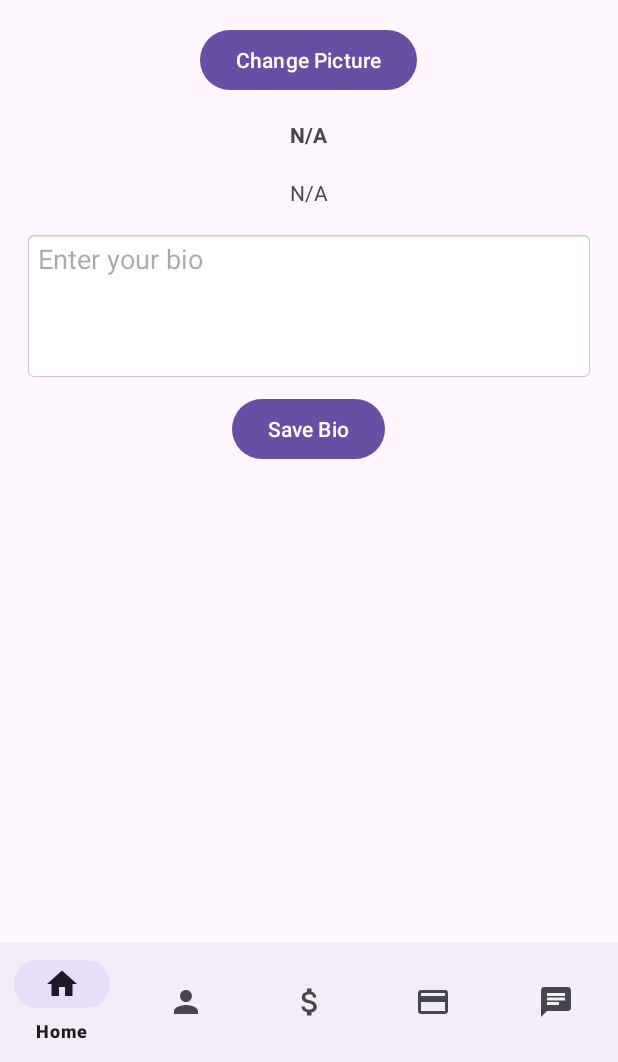
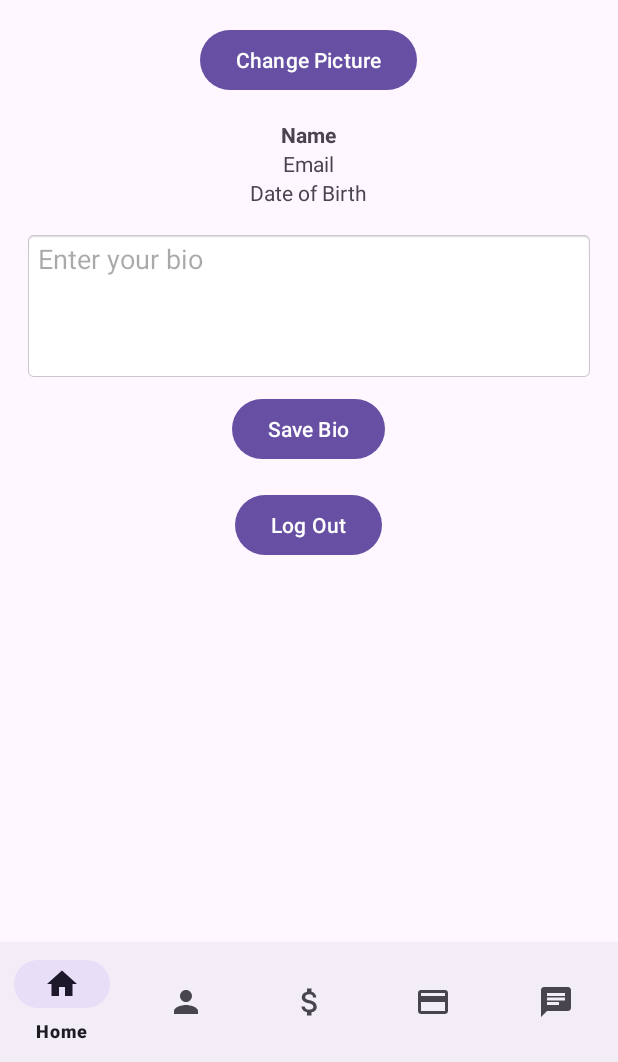
Before and after one commit to BudguetteSP/Budguette, an Android app: the fragment ProfileFragment placed in its activity, on a phone screen of 412 x 824 dp, the part 174-1236 px from its top. Run offline under Robolectric (Android 15) with nearby library versions, the phone set to English and light mode, and no system bars; our stand-ins replace Firebase (no records; nobody signed in at launch, a user with empty details on screens opened directly).

Commit message:
Functioning log out button on profile screen

```diff
--- a/app/src/main/java/com/example/budguette/ProfileFragment.kt
+++ b/app/src/main/java/com/example/budguette/ProfileFragment.kt
@@ -1,6 +1,5 @@
 package com.example.budguette
 
-import android.app.Activity
 import android.content.Intent
 import android.net.Uri
 import android.os.Bundle
@@ -22,6 +21,7 @@ class ProfileFragment : Fragment() {
     private lateinit var bioEditText: EditText
     private lateinit var saveBioBtn: Button
     private lateinit var changePictureBtn: Button
+    private lateinit var logoutBtn: Button // ✅ Logout button
 
     private val auth = FirebaseAuth.getInstance()
     private val db = FirebaseFirestore.getInstance()
@@ -44,6 +44,7 @@ class ProfileFragment : Fragment() {
         bioEditText = view.findViewById(R.id.profile_bio)
         saveBioBtn = view.findViewById(R.id.save_bio_btn)
         changePictureBtn = view.findViewById(R.id.change_picture_btn)
+        logoutBtn = view.findViewById(R.id.logout_button) // ✅
 
         loadUserInfo()
 
@@ -55,6 +56,13 @@ class ProfileFragment : Fragment() {
             pickImage.launch("image/*")
         }
 
+        logoutBtn.setOnClickListener {
+            FirebaseAuth.getInstance().signOut()
+            Toast.makeText(context, "Logged out", Toast.LENGTH_SHORT).show()
+            startActivity(Intent(requireContext(), LoginActivity::class.java))
+            activity?.finish()
+        }
+
         return view
     }
 
@@ -63,7 +71,7 @@ class ProfileFragment : Fragment() {
         val userRef = db.collection("users").document(userId)
 
         userRef.get().addOnSuccessListener { document ->
-            if (document != null) {
+            if (document != null && document.exists()) {
                 nameText.text = document.getString("name") ?: "N/A"
                 emailText.text = document.getString("email") ?: auth.currentUser?.email
                 dobText.text = document.getString("dob") ?: "N/A"
--- a/app/src/main/res/layout/fragment_profile.xml
+++ b/app/src/main/res/layout/fragment_profile.xml
@@ -56,5 +56,15 @@
             android:layout_height="wrap_content"
             android:text="Save Bio"
             android:layout_marginTop="8dp" />
+
+        <Button
+            android:id="@+id/logout_button"
+            android:layout_width="wrap_content"
+            android:layout_height="wrap_content"
+            android:text="Log Out"
+            android:layout_marginTop="16dp"
+            android:layout_gravity="center_horizontal"/>
+
+
     </LinearLayout>
 </ScrollView>
```
